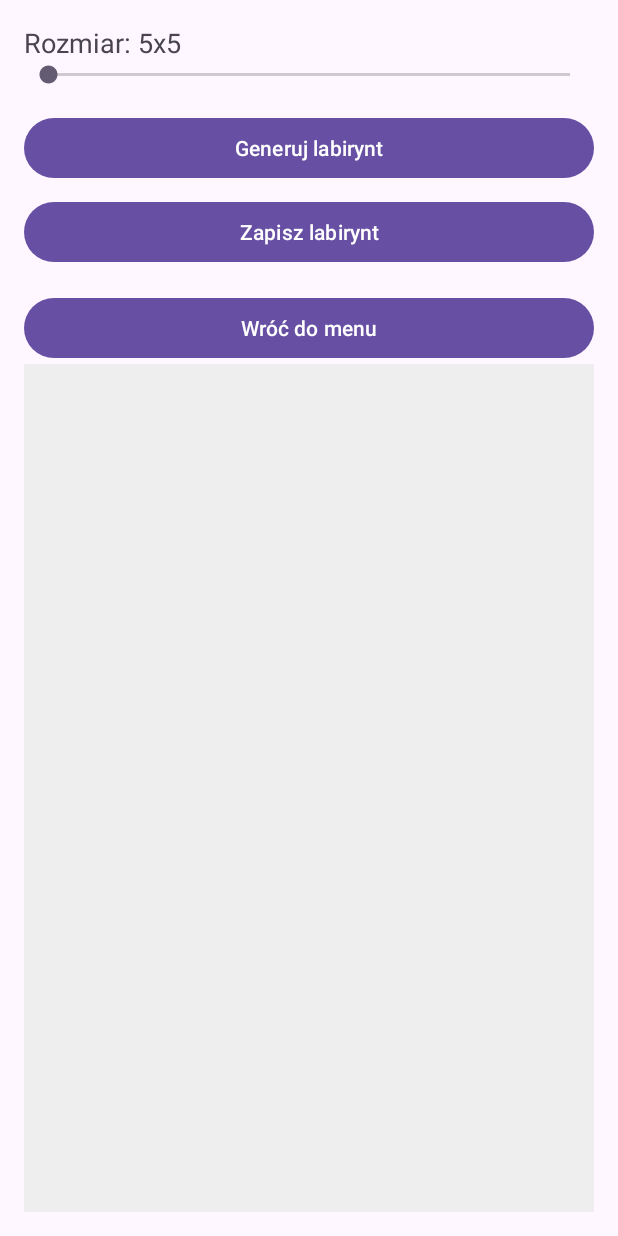
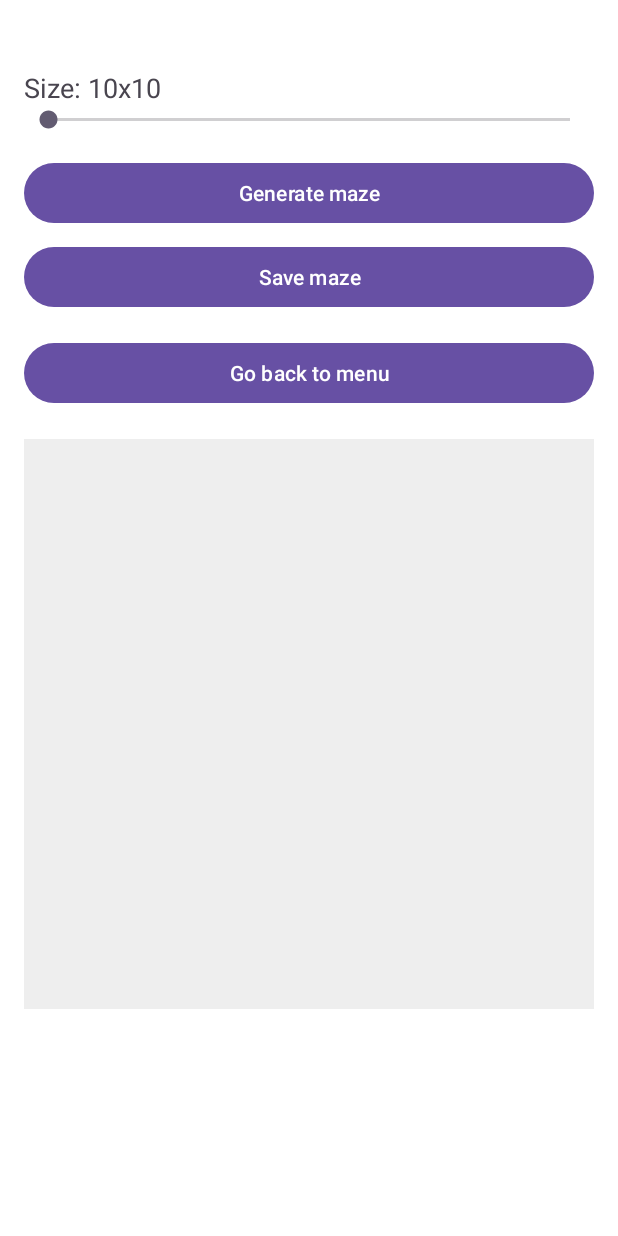
Before and after one commit to olivblvck/Maze, an Android app: the GeneratorActivity screen opened directly, with no data from a screen before it, on a phone screen of 412 x 824 dp. Run offline under Robolectric (Android 15) with nearby library versions, the light colour scheme and no system bars.

Commit message:
English langiage and maze layout fixed

```diff
--- a/app/src/main/java/com/example/maze/GeneratorActivity.java
+++ b/app/src/main/java/com/example/maze/GeneratorActivity.java
@@ -17,6 +17,9 @@ public class GeneratorActivity extends AppCompatActivity {
     private int[][] generatedMaze;
     private int mazeSize;
 
+    private final int MIN_SIZE = 10;
+    private final int MAX_SIZE = 50;
+
     @Override
     protected void onCreate(Bundle savedInstanceState) {
         super.onCreate(savedInstanceState);
@@ -26,20 +29,25 @@ public class GeneratorActivity extends AppCompatActivity {
         SeekBar seekBar = findViewById(R.id.seekbar_size);
         mazeView = findViewById(R.id.maze_view);
 
-        // Minimalna wartość: 5
-        mazeSize = seekBar.getProgress() + 5;
-        labelSize.setText("Rozmiar: " + mazeSize + "x" + mazeSize);
+        // Set SeekBar range from MIN_SIZE to MAX_SIZE
+        seekBar.setMax(MAX_SIZE - MIN_SIZE);
 
+        // Initialize maze size
+        mazeSize = MIN_SIZE + seekBar.getProgress();
+        labelSize.setText("Size: " + mazeSize + "x" + mazeSize);
+
+        // Handle changes in SeekBar
         seekBar.setOnSeekBarChangeListener(new SeekBar.OnSeekBarChangeListener() {
             @Override public void onProgressChanged(SeekBar seekBar, int progress, boolean fromUser) {
-                mazeSize = progress + 5;
-                labelSize.setText("Rozmiar: " + mazeSize + "x" + mazeSize);
+                mazeSize = progress + 10;
+                labelSize.setText("Size: " + mazeSize + "x" + mazeSize);
             }
 
             @Override public void onStartTrackingTouch(SeekBar seekBar) {}
             @Override public void onStopTrackingTouch(SeekBar seekBar) {}
         });
 
+        // Generate maze when button is clicked
         Button generateBtn = findViewById(R.id.button_generate);
         generateBtn.setOnClickListener(v -> {
             MazeGenerator generator = new MazeGenerator(mazeSize);
@@ -47,16 +55,18 @@ public class GeneratorActivity extends AppCompatActivity {
             mazeView.setMaze(generatedMaze);
         });
 
+        // Save generated maze to SharedPreferences
         Button saveBtn = findViewById(R.id.button_save);
         saveBtn.setOnClickListener(v -> {
             if (generatedMaze == null) {
-                Toast.makeText(this, "Wygeneruj najpierw labirynt!", Toast.LENGTH_SHORT).show();
+                Toast.makeText(this, "Generate a maze first!", Toast.LENGTH_SHORT).show();
                 return;
             }
 
             SharedPreferences prefs = getSharedPreferences("mazes", MODE_PRIVATE);
             SharedPreferences.Editor editor = prefs.edit();
 
+            // Count how many mazes of this size already exist
             Map<String, ?> all = prefs.getAll();
             int count = 0;
             for (String key : all.keySet()) {
@@ -65,8 +75,10 @@ public class GeneratorActivity extends AppCompatActivity {
                 }
             }
 
+            // Build name based on size and index
             String name = "maze_" + mazeSize + "_" + (count + 1);
 
+            // Convert maze to a single string
             StringBuilder sb = new StringBuilder();
             for (int[] row : generatedMaze) {
                 for (int cell : row) {
@@ -75,15 +87,17 @@ public class GeneratorActivity extends AppCompatActivity {
                 sb.append(";");
             }
 
+            // Save maze
             editor.putString(name, sb.toString());
             editor.apply();
 
-            Toast.makeText(this, "Zapisano labirynt jako: " + name, Toast.LENGTH_SHORT).show();
+            Toast.makeText(this, "Maze saved as: " + name, Toast.LENGTH_SHORT).show();
         });
 
+        // Return to home screen
         Button backButton = findViewById(R.id.button_back);
         backButton.setOnClickListener(v -> {
-            finish(); // wraca do poprzedniego ekranu (HomeActivity)
+            finish(); // go back to HomeActivity
         });
 
     }
--- a/app/src/main/java/com/example/maze/HomeActivity.java
+++ b/app/src/main/java/com/example/maze/HomeActivity.java
@@ -14,18 +14,21 @@ public class HomeActivity extends AppCompatActivity {
         super.onCreate(savedInstanceState);
         setContentView(R.layout.activity_home);
 
+        // Start new maze generation screen
         Button startBtn = findViewById(R.id.button_start_game);
         startBtn.setOnClickListener(v -> {
             Intent intent = new Intent(this, GeneratorActivity.class);
             startActivity(intent);
         });
 
+        // Navigate to screen to play saved mazes
         Button paramBtn = findViewById(R.id.button_parameters);
         paramBtn.setOnClickListener(v -> {
             Intent intent = new Intent(this, ParametersActivity.class);
             startActivity(intent);
         });
 
+        // Navigate to game rules screen
         findViewById(R.id.button_rules).setOnClickListener(v -> {
             startActivity(new Intent(this, RulesActivity.class));
         });
--- a/app/src/main/java/com/example/maze/MazeView.java
+++ b/app/src/main/java/com/example/maze/MazeView.java
@@ -9,36 +9,44 @@ import android.view.View;
 
 import java.util.List;
 
+//Custom View responsible for rendering the maze,
+//player position, goal point and visited path.
+
 public class MazeView extends View {
 
-    private int[][] maze;
-    private int playerX = 0, playerY = 0;
-    private int cellSize;
-    private Paint wallPaint, playerPaint, pathPaint, goalPaint;
-    private List<List<Integer>> visited;
-    private int offsetX = 0, offsetY = 0;
+    private int[][] maze; // 2D representation of the maze
+    private int playerX = 0, playerY = 0; // Current player position
+    private int cellSize; // Size of a single maze cell
+    private Paint wallPaint, playerPaint, pathPaint, goalPaint; // Paint objects for drawing
+    private List<List<Integer>> visited; // List of visited coordinates
+    private int offsetX = 0, offsetY = 0; // Maze offset for centering
 
     public MazeView(Context context, AttributeSet attrs) {
         super(context, attrs);
 
+        // Paint for maze walls
         wallPaint = new Paint();
         wallPaint.setColor(Color.BLACK);
         wallPaint.setStrokeWidth(4);
 
+        // Paint for player (red)
         playerPaint = new Paint();
         playerPaint.setColor(Color.RED);
 
+        // Paint for goal point (green)
         goalPaint = new Paint();
         goalPaint.setColor(Color.GREEN);
 
+        // Paint for visited path (blue)
         pathPaint = new Paint();
         pathPaint.setColor(Color.BLUE);
         pathPaint.setStrokeWidth(2);
     }
 
+
     public void setMaze(int[][] maze) {
         this.maze = maze;
-        invalidate();
+        invalidate();  // Request redraw
     }
 
     public void setPlayerPosition(int x, int y) {
@@ -62,6 +70,7 @@ public class MazeView extends View {
         offsetX = (getWidth() - size * cellSize) / 2;
         offsetY = (getHeight() - size * cellSize) / 2;
 
+        // Draw maze walls
         for (int y = 0; y < size; y++) {
             for (int x = 0; x < size; x++) {
                 int left = offsetX + x * cellSize;
@@ -69,26 +78,26 @@ public class MazeView extends View {
 
                 int val = maze[y][x];
 
-                // Ściany
-                if ((val & 1) == 0) // dół
+                // walls
+                if ((val & 1) == 0) // bottom
                     canvas.drawLine(left, top + cellSize, left + cellSize, top + cellSize, wallPaint);
-                if ((val & 2) == 0) // góra
+                if ((val & 2) == 0) // up
                     canvas.drawLine(left, top, left + cellSize, top, wallPaint);
-                if ((val & 4) == 0) // prawo
+                if ((val & 4) == 0) // right
                     canvas.drawLine(left + cellSize, top, left + cellSize, top + cellSize, wallPaint);
-                if ((val & 8) == 0) // lewo
+                if ((val & 8) == 0) // left
                     canvas.drawLine(left, top, left, top + cellSize, wallPaint);
             }
         }
 
-        // Meta
+        // Draw goal (bottom-right cell)
         int gx = size - 1;
         int gy = size - 1;
         canvas.drawCircle(offsetX + gx * cellSize + cellSize / 2,
                 offsetY + gy * cellSize + cellSize / 2,
                 cellSize / 4, goalPaint);
 
-        // Ścieżka
+        // Draw visited path
         if (visited != null) {
             for (List<Integer> p : visited) {
                 int cx = p.get(0);
@@ -99,14 +108,25 @@ public class MazeView extends View {
             }
         }
 
-        // Gracz
+        // Draw player position
         canvas.drawCircle(offsetX + playerX * cellSize + cellSize / 2,
                 offsetY + playerY * cellSize + cellSize / 2,
                 cellSize / 3, playerPaint);
     }
+    // Alternate setter for visited list
     public void setVisitedPath(List<List<Integer>> visited) {
         this.visited = visited;
         invalidate();
     }
+    @Override
+    protected void onMeasure(int widthMeasureSpec, int heightMeasureSpec) {
+        // We want a square view: width = height = min(width, height)
+        int size = Math.min(MeasureSpec.getSize(widthMeasureSpec), MeasureSpec.getSize(heightMeasureSpec));
+        super.onMeasure(
+                MeasureSpec.makeMeasureSpec(size, MeasureSpec.EXACTLY),
+                MeasureSpec.makeMeasureSpec(size, MeasureSpec.EXACTLY)
+        );
+    }
+
 
 }
--- a/app/src/main/java/com/example/maze/RulesActivity.java
+++ b/app/src/main/java/com/example/maze/RulesActivity.java
@@ -9,8 +9,9 @@ public class RulesActivity extends AppCompatActivity {
     @Override
     protected void onCreate(Bundle savedInstanceState) {
         super.onCreate(savedInstanceState);
-        setContentView(R.layout.activity_rules);
+        setContentView(R.layout.activity_rules); // Set the layout for the rules screen
 
+        // Display the game rules in the text view
         TextView textView = findViewById(R.id.text_rules);
         textView.setText(
                 "CEL GRY:\n" +
@@ -27,6 +28,7 @@ public class RulesActivity extends AppCompatActivity {
                         "• Wygenerowany labirynt możesz zapisać i zagrać w niego później.\n"
         );
 
+        // Return to the previous screen when button is clicked
         Button backButton = findViewById(R.id.button_back);
         backButton.setOnClickListener(v -> finish());
     }
--- /dev/null
+++ b/app/src/main/res/layout-land/activity_generator.xml
@@ -0,0 +1,68 @@
+<LinearLayout xmlns:android="http://schemas.android.com/apk/res/android"
+    android:layout_width="match_parent"
+    android:layout_height="match_parent"
+    android:orientation="horizontal"
+    android:background="@android:color/white"
+    android:padding="16dp">
+
+    <!-- Lewa część: suwak i przyciski -->
+    <LinearLayout
+        android:layout_width="0dp"
+        android:layout_weight="1"
+        android:layout_height="match_parent"
+        android:orientation="vertical"
+        android:gravity="top|center_horizontal">
+
+        <TextView
+            android:id="@+id/label_size"
+            android:layout_width="wrap_content"
+            android:layout_height="wrap_content"
+            android:text="Size: 25x25"
+            android:textSize="18sp"
+            android:textColor="#000000"
+            android:layout_marginTop="8dp"
+            android:layout_marginBottom="8dp"/>
+
+        <SeekBar
+            android:id="@+id/seekbar_size"
+            android:layout_width="200dp"
+            android:layout_height="wrap_content"
+            android:max="40" />
+
+        <Button
+            android:id="@+id/button_generate"
+            android:layout_width="wrap_content"
+            android:layout_height="wrap_content"
+            android:text="Generate maze"
+            android:layout_marginTop="16dp"/>
+
+        <Button
+            android:id="@+id/button_save"
+            android:layout_width="wrap_content"
+            android:layout_height="wrap_content"
+            android:text="Save maze"
+            android:layout_marginTop="8dp"/>
+
+        <Button
+            android:id="@+id/button_back"
+            android:layout_width="wrap_content"
+            android:layout_height="wrap_content"
+            android:text="Go back to menu"
+            android:layout_marginTop="8dp"/>
+    </LinearLayout>
+
+    <!-- Prawa część: widok labiryntu -->
+    <FrameLayout
+        android:layout_width="0dp"
+        android:layout_height="match_parent"
+        android:layout_weight="1"
+        android:background="#f0f0f0"
+        android:layout_gravity="center">
+
+        <com.example.maze.MazeView
+            android:id="@+id/maze_view"
+            android:layout_width="match_parent"
+            android:layout_height="match_parent"/>
+    </FrameLayout>
+
+</LinearLayout>
--- a/app/src/main/res/layout/activity_generator.xml
+++ b/app/src/main/res/layout/activity_generator.xml
@@ -1,14 +1,16 @@
-<!-- res/layout/activity_generator.xml -->
+<!-- res/layout/activity_generator.xml  TODO: DODAC BIALE TLO-->
 <LinearLayout xmlns:android="http://schemas.android.com/apk/res/android"
     android:orientation="vertical" android:layout_width="match_parent"
-    android:layout_height="match_parent" android:padding="16dp">
+    android:layout_height="match_parent" android:padding="16dp"
+    android:background="@android:color/white">
 
     <TextView
         android:id="@+id/label_size"
-        android:text="Rozmiar: 20x20"
+        android:text="Size: 20x20"
         android:textSize="18sp"
         android:layout_width="wrap_content"
-        android:layout_height="wrap_content"/>
+        android:layout_height="wrap_content"
+        android:layout_marginTop="30dp"/>
 
     <SeekBar
         android:id="@+id/seekbar_size"
@@ -17,24 +19,25 @@
 
     <Button
         android:id="@+id/button_generate"
-        android:text="Generuj labirynt"
+        android:text="Generate maze"
         android:layout_width="match_parent"
         android:layout_height="wrap_content"
         android:layout_marginTop="16dp" />
 
     <Button
         android:id="@+id/button_save"
-        android:text="Zapisz labirynt"
+        android:text="Save maze"
         android:layout_width="match_parent"
         android:layout_height="wrap_content"
         android:layout_marginTop="8dp" />
 
     <Button
         android:id="@+id/button_back"
-        android:text="Wróć do menu"
+        android:text="Go back to menu"
         android:layout_width="match_parent"
         android:layout_height="wrap_content"
-        android:layout_marginTop="16dp"/>
+        android:layout_marginTop="16dp"
+        android:layout_marginBottom="20dp"/>
 
 
     <com.example.maze.MazeView
--- a/app/src/main/res/layout/activity_rules.xml
+++ b/app/src/main/res/layout/activity_rules.xml
@@ -2,6 +2,7 @@
 <LinearLayout xmlns:android="http://schemas.android.com/apk/res/android"
     android:orientation="vertical"
     android:padding="24dp"
+    android:background="@android:color/white"
     android:layout_width="match_parent"
     android:layout_height="match_parent">
 
@@ -14,13 +15,14 @@
             android:id="@+id/text_rules"
             android:layout_width="match_parent"
             android:layout_height="wrap_content"
-            android:textSize="18sp" />
+            android:textSize="18sp"
+            android:layout_marginTop="30dp"/>
     </ScrollView>
 
     <Button
         android:id="@+id/button_back"
         android:layout_width="match_parent"
         android:layout_height="wrap_content"
-        android:text="Powrót do menu"
+        android:text="Go back to menu"
         android:layout_marginTop="16dp"/>
 </LinearLayout>
```
Also changed, not shown: app/src/main/java/com/example/maze/GameActivity.java (+57 -34 lines), app/src/main/java/com/example/maze/MazeGenerator.java (+20 -11 lines), app/src/main/java/com/example/maze/ParametersActivity.java (+10 -4 lines), app/src/main/res/layout-land/activity_game.xml (+16 -6 lines), app/src/main/res/layout/activity_game.xml (+17 -7 lines), app/src/main/res/layout/activity_home.xml (+7 -5 lines), app/src/main/res/layout/activity_parameters.xml (+8 -5 lines).
